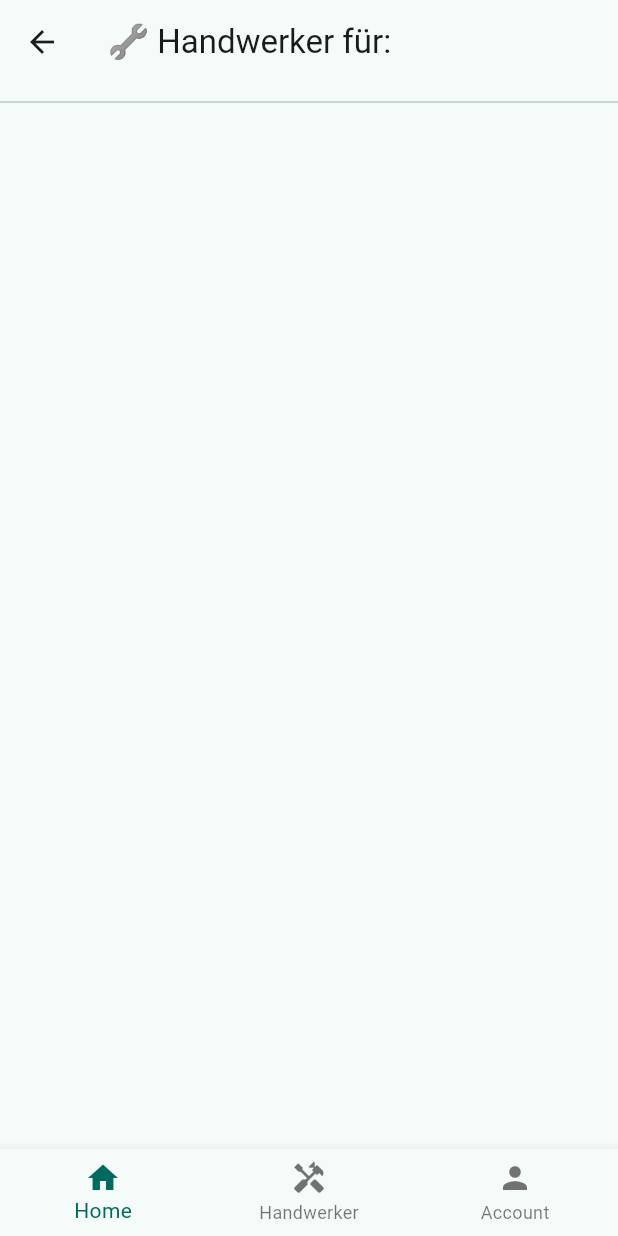
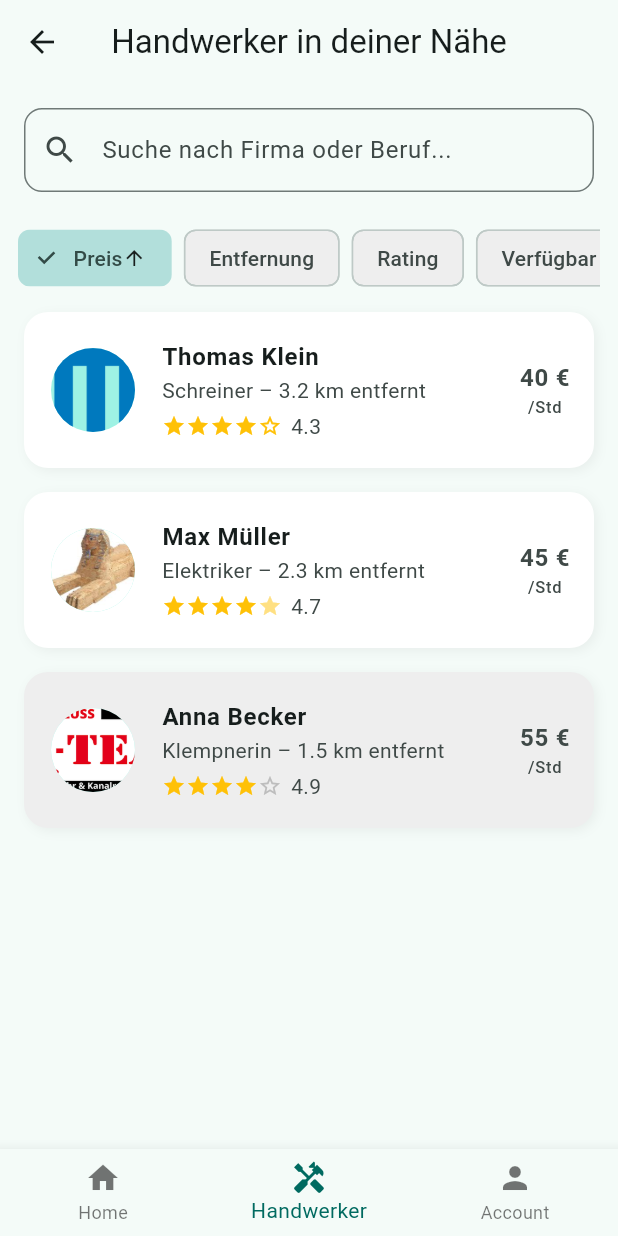
Before and after one commit to lehoo98/nexus, a Flutter app: the HandwerkerListePage screen opened directly with empty values, on a phone screen of 412 x 824 dp. Run offline on Flutter 3.47's test engine with Material 3 defaults, Android fonts, the phone set to English and light mode, and no system bars; our stand-ins replace cloud_firestore, firebase_auth, firebase_core, image_picker; accounts and stored records are empty.

Commit message:
Update handwerker_liste_page.dart

```diff
--- a/lib/pages/handwerker_liste_page.dart
+++ b/lib/pages/handwerker_liste_page.dart
@@ -1,21 +1,22 @@
 import 'dart:io';
 import 'package:flutter/material.dart';
 import 'package:firebase_auth/firebase_auth.dart';
+
 import '../account_tab/auth_choice_body.dart';
+import '../widgets/sterne.dart';
 import '../widgets/main_scaffold.dart';
-import '/widgets/sterne.dart';
 import 'handwerker_detail_sheet.dart';
 
 class HandwerkerListePage extends StatefulWidget {
   final String leistung;
+  final String? beschreibung;
   final List<File>? bilder;
-  final String? beschreibung;
 
   const HandwerkerListePage({
     super.key,
     required this.leistung,
+    this.beschreibung,
     this.bilder,
-    this.beschreibung,
   });
 
   @override
@@ -23,34 +24,36 @@ class HandwerkerListePage extends StatefulWidget {
 }
 
 class _HandwerkerListePageState extends State<HandwerkerListePage> {
-  String sortiereNach = 'Entfernung';
+  String suchbegriff = '';
+  String sortiereNach = 'Preis';
   bool aufsteigend = true;
   bool nurVerfuegbar = false;
 
-  final alleHandwerker = <Map<String, dynamic>>[
+  // Beispiel-Daten
+  final List<Map<String, dynamic>> alleHandwerker = [
+    {
+      'name': 'Anna Becker',
+      'beruf': 'Klempnerin',
+      'entfernung': 1.5,
+      'preis': 55,
+      'rating': 4.9,
+      'verfuegbar': false,
+      'bild': 'assets/profile_pics/A-team.png',
+    },
     {
       'name': 'Max Müller',
       'beruf': 'Elektriker',
+      'entfernung': 2.3,
       'preis': 45,
-      'entfernung': 2.3,
       'rating': 4.7,
       'verfuegbar': true,
       'bild': 'assets/profile_pics/images.png',
     },
     {
-      'name': 'Anna Becker',
-      'beruf': 'Elektrikerin',
-      'preis': 55,
-      'entfernung': 1.5,
-      'rating': 4.9,
-      'verfuegbar': false,
-      'bild': 'assets/profile_pics/A-team.png',
-    },
-    {
       'name': 'Thomas Klein',
-      'beruf': 'Elektriker',
+      'beruf': 'Schreiner',
+      'entfernung': 3.2,
       'preis': 40,
-      'entfernung': 3.2,
       'rating': 4.3,
       'verfuegbar': true,
       'bild': 'assets/profile_pics/Stemmle-640w.png',
@@ -58,77 +61,189 @@ class _HandwerkerListePageState extends State<HandwerkerListePage> {
   ];
 
   List<Map<String, dynamic>> get gefilterteListe {
-    var liste = [...alleHandwerker];
-    if (nurVerfuegbar) liste = liste.where((h) => h['verfuegbar']).toList();
+    var liste = alleHandwerker
+        .where((h) =>
+            h['name'].toLowerCase().contains(suchbegriff.toLowerCase()) ||
+            h['beruf'].toLowerCase().contains(suchbegriff.toLowerCase()))
+        .toList();
+
+    if (nurVerfuegbar) {
+      liste = liste.where((h) => h['verfuegbar'] as bool).toList();
+    }
+
     liste.sort((a, b) {
-      final valA = a[sortiereNach.toLowerCase()];
-      final valB = b[sortiereNach.toLowerCase()];
+      final key = sortiereNach.toLowerCase();
+      final valA = a[key];
+      final valB = b[key];
       if (valA is num && valB is num) {
-        return aufsteigend ? valA.compareTo(valB) : valB.compareTo(valA);
+        return aufsteigend
+            ? valA.compareTo(valB)
+            : valB.compareTo(valA);
       }
       return 0;
     });
+
     return liste;
   }
 
-  void _onNavTap(int i) {
-    if (i == 2 && FirebaseAuth.instance.currentUser == null) {
+  void _onNavTap(int index) {
+    if (index == 2 && FirebaseAuth.instance.currentUser == null) {
       showModalBottomSheet(
         context: context,
         isScrollControlled: true,
         builder: (_) => const AuthChoiceBody(),
       );
-    } else {
+      return;
+    }
     Navigator.of(context).pushAndRemoveUntil(
-        MaterialPageRoute(builder: (_) => MainScaffold(initialIndex: i)),
-        (route) => false,
+      MaterialPageRoute(builder: (_) => MainScaffold(initialIndex: index)),
+      (_) => false,
     );
-    }
   }
 
   @override
   Widget build(BuildContext context) {
     return Scaffold(
-      appBar: AppBar(title: Text('🔧 Handwerker für: ${widget.leistung}')),
+      appBar: AppBar(
+        title: const Text('Handwerker in deiner Nähe'),
+        centerTitle: true,
+      ),
       body: Column(
         children: [
-          if ((widget.beschreibung ?? '').isNotEmpty)
+          // Suchleiste
           Padding(
             padding: const EdgeInsets.all(16),
-              child: Text(
-                'Dein Anliegen: ${widget.beschreibung!}',
-                style: const TextStyle(fontSize: 16, fontWeight: FontWeight.w500),
-              ),
-            ),
-          if ((widget.bilder ?? []).isNotEmpty)
-            SizedBox(
-              height: 100,
-              child: ListView.builder(
-                scrollDirection: Axis.horizontal,
-                itemCount: widget.bilder!.length,
-                itemBuilder: (_, i) => Padding(
-                  padding: const EdgeInsets.symmetric(horizontal: 8),
-                  child: Image.file(widget.bilder![i]),
+            child: TextField(
+              onChanged: (val) => setState(() => suchbegriff = val),
+              decoration: InputDecoration(
+                hintText: 'Suche nach Firma oder Beruf...',
+                prefixIcon: const Icon(Icons.search),
+                border: OutlineInputBorder(
+                  borderRadius: BorderRadius.circular(12),
                 ),
               ),
             ),
-          const Divider(height: 24),
-          // Sortier-Chips ...
-          // (gleiche Logik wie vorher)
+          ),
+
+          // Filter-Chips
+          Padding(
+            padding: const EdgeInsets.symmetric(horizontal: 12, vertical: 4),
+            child: SingleChildScrollView(
+              scrollDirection: Axis.horizontal,
+              child: Row(
+                children: [
+                  for (var label in ['Preis', 'Entfernung', 'Rating'])
+                    Padding(
+                      padding: const EdgeInsets.only(right: 8),
+                      child: ChoiceChip(
+                        label: Row(
+                          children: [
+                            Text(label),
+                            if (sortiereNach == label)
+                              Icon(
+                                aufsteigend
+                                    ? Icons.arrow_upward
+                                    : Icons.arrow_downward,
+                                size: 16,
+                              )
+                          ],
+                        ),
+                        selected: sortiereNach == label,
+                        onSelected: (_) => setState(() {
+                          if (sortiereNach == label) {
+                            aufsteigend = !aufsteigend;
+                          } else {
+                            sortiereNach = label;
+                            aufsteigend = true;
+                          }
+                        }),
+                        selectedColor: Colors.teal.shade100,
+                        backgroundColor: Colors.grey.shade200,
+                      ),
+                    ),
+                  ChoiceChip(
+                    label: const Text('Verfügbar'),
+                    selected: nurVerfuegbar,
+                    onSelected: (_) =>
+                        setState(() => nurVerfuegbar = !nurVerfuegbar),
+                    selectedColor: Colors.green.shade100,
+                    backgroundColor: Colors.grey.shade200,
+                  ),
+                ],
+              ),
+            ),
+          ),
+
+          // Liste der Handwerker
           Expanded(
             child: ListView.builder(
               itemCount: gefilterteListe.length,
-              itemBuilder: (_, idx) {
+              itemBuilder: (context, idx) {
                 final h = gefilterteListe[idx];
-                return ListTile(
-                  // ...
-                  onTap: () => showModalBottomSheet(
+                return Container(
+                  margin:
+                      const EdgeInsets.symmetric(horizontal: 16, vertical: 8),
+                  decoration: BoxDecoration(
+                    color: h['verfuegbar'] ? Colors.white : Colors.grey[200],
+                    borderRadius: BorderRadius.circular(16),
+                    boxShadow: [
+                      BoxShadow(
+                        color: Colors.black.withOpacity(0.05),
+                        blurRadius: 6,
+                        offset: const Offset(2, 2),
+                      )
+                    ],
+                  ),
+                  child: ListTile(
+                    contentPadding:
+                        const EdgeInsets.symmetric(vertical: 10, horizontal: 16),
+                    leading: CircleAvatar(
+                      radius: 30,
+                      backgroundImage: AssetImage(h['bild']),
+                    ),
+                    title: Text(
+                      h['name'],
+                      style: const TextStyle(
+                        fontWeight: FontWeight.bold,
+                        fontSize: 16,
+                      ),
+                    ),
+                    subtitle: Column(
+                      crossAxisAlignment: CrossAxisAlignment.start,
+                      children: [
+                        Text('${h['beruf']} – ${h['entfernung']} km entfernt'),
+                        const SizedBox(height: 4),
+                        Row(
+                          children: [
+                            buildStarDisplay(h['rating'], size: 16),
+                            const SizedBox(width: 6),
+                            Text('${h['rating']}'),
+                          ],
+                        ),
+                      ],
+                    ),
+                    trailing: Column(
+                      mainAxisAlignment: MainAxisAlignment.center,
+                      children: [
+                        Text(
+                          '${h['preis']} €',
+                          style: const TextStyle(
+                              fontWeight: FontWeight.bold, fontSize: 16),
+                        ),
+                        const Text('/Std'),
+                      ],
+                    ),
+                    onTap: () {
+                      showModalBottomSheet(
                         context: context,
                         isScrollControlled: true,
                         shape: const RoundedRectangleBorder(
-                      borderRadius: BorderRadius.vertical(top: Radius.circular(20)),
+                          borderRadius:
+                              BorderRadius.vertical(top: Radius.circular(20)),
                         ),
                         builder: (_) => HandwerkerDetailSheet(handwerker: h),
+                      );
+                    },
                   ),
                 );
               },
@@ -137,11 +252,12 @@ class _HandwerkerListePageState extends State<HandwerkerListePage> {
         ],
       ),
       bottomNavigationBar: BottomNavigationBar(
-        currentIndex: 0,
+        currentIndex: 1, // Tab "Handwerker"
         onTap: _onNavTap,
         items: const [
           BottomNavigationBarItem(icon: Icon(Icons.home), label: 'Home'),
-          BottomNavigationBarItem(icon: Icon(Icons.handyman), label: 'Handwerker'),
+          BottomNavigationBarItem(
+              icon: Icon(Icons.handyman), label: 'Handwerker'),
           BottomNavigationBarItem(icon: Icon(Icons.person), label: 'Account'),
         ],
       ),
```
Lines whose indentation alone changed are shown as unchanged.
